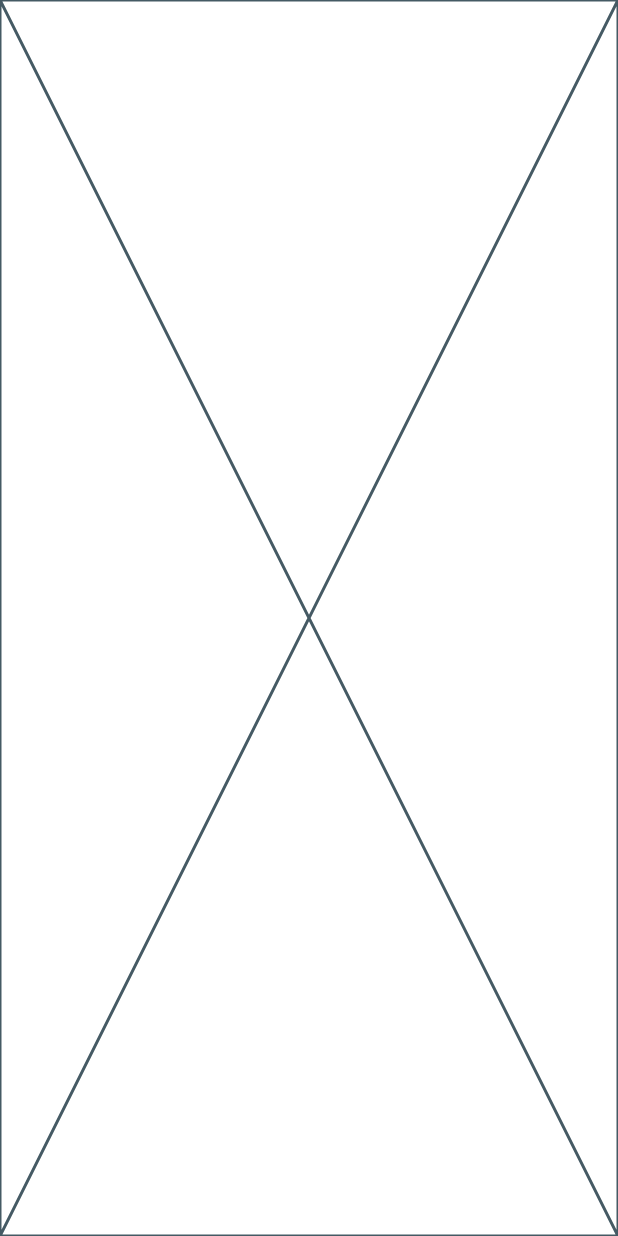
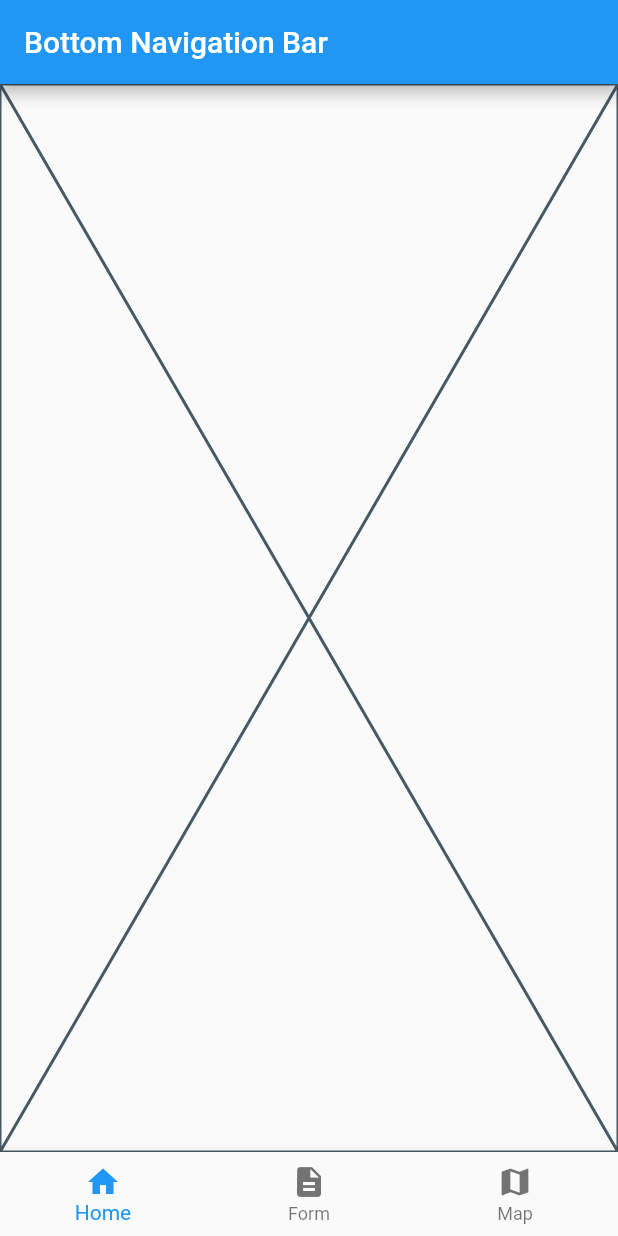
Before and after one commit to BillyWithFlutter/binustp2, a Flutter app: the screen it shows after launch, on a phone screen of 412 x 824 dp. Run offline on Flutter 3.47's test engine with Material 2 defaults, Android fonts, the phone set to English and light mode, and no system bars.

Commit message:
make the bottom nav bar

```diff
--- a/lib/home.dart
+++ b/lib/home.dart
@@ -1,4 +1,8 @@
 import 'package:flutter/material.dart';
+
+import 'screen/form_screen.dart';
+import 'screen/home_screen.dart';
+import 'screen/map_screen.dart';
 
 class Home extends StatefulWidget {
   const Home({super.key});
@@ -8,8 +12,48 @@ class Home extends StatefulWidget {
 }
 
 class _HomeState extends State<Home> {
-  @override
+
+  int _selectedIndex = 0;
+
+  static List<Widget> _widgetOptions = <Widget>[
+    HomeScreen(),
+    FormScreen(),
+    MapScreen(),
+  ];
+
+  void _onItemTapped(int index) {
+    setState(() {
+      _selectedIndex = index;
+    });
+  }
+
+   @override
   Widget build(BuildContext context) {
-    return const Placeholder();
+    return Scaffold(
+      appBar: AppBar(
+        title: const Text('Bottom Navigation Bar'),
+      ),
+      body: Center(
+        child: _widgetOptions.elementAt(_selectedIndex),
+      ),
+      bottomNavigationBar: BottomNavigationBar(
+        items: const <BottomNavigationBarItem>[
+          BottomNavigationBarItem(
+            icon: Icon(Icons.home),
+            label: 'Home',
+          ),
+          BottomNavigationBarItem(
+            icon: Icon(Icons.description),
+            label: 'Form',
+          ),
+          BottomNavigationBarItem(
+            icon: Icon(Icons.map),
+            label: 'Map',
+          ),
+        ],
+        currentIndex: _selectedIndex,
+        onTap: _onItemTapped,
+      ),
+    );
   }
 }
```
